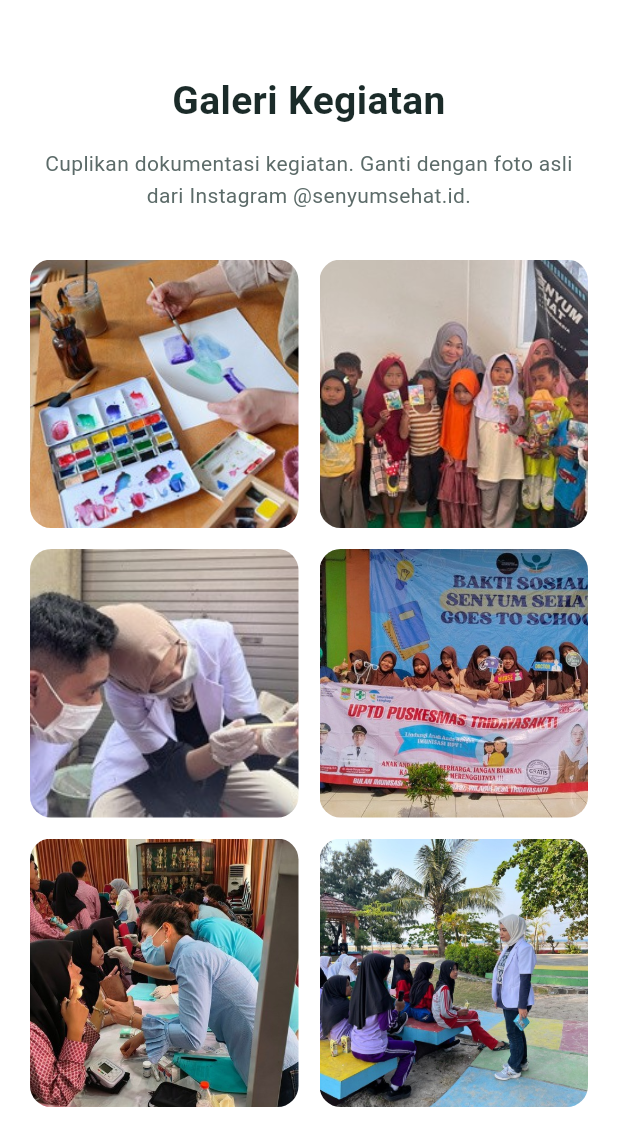
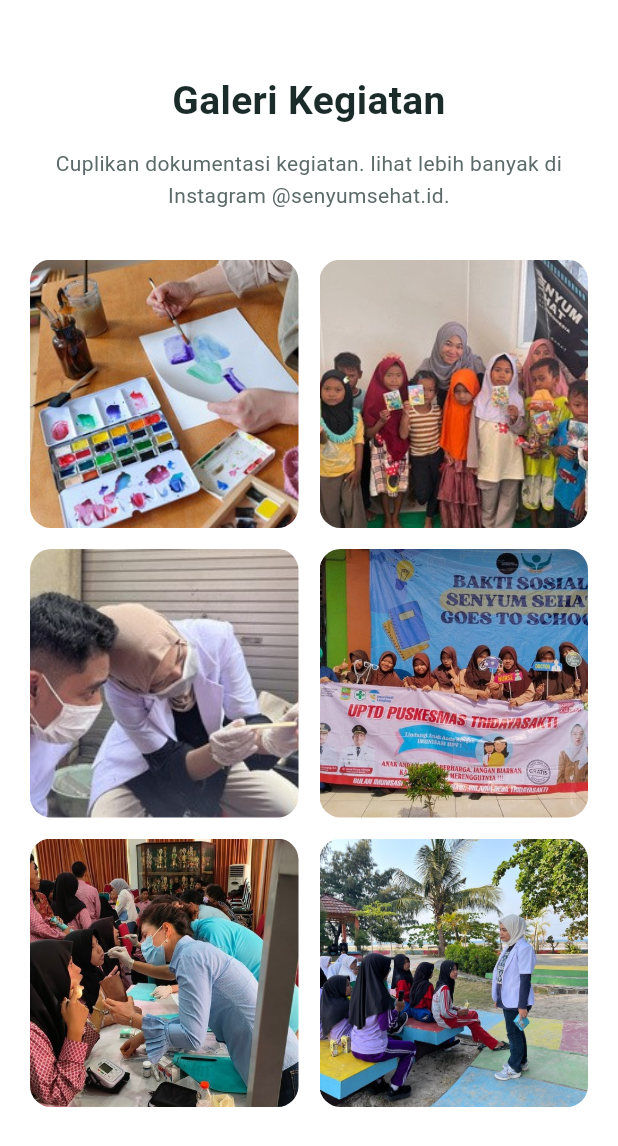
Before and after one commit to gabrielmulyawan9697/senyum-sehat-indonesia, a Flutter app: the GallerySection widget shown alone on an empty page, opened directly with empty values, on a phone screen of 412 x 824 dp. Shown: the top 1146 px of the screen. Run offline on Flutter 3.47's test engine with Material 3 defaults, Android fonts, the phone set to English and light mode, and no system bars; Roboto replaces fonts that are missing (Poppins).

Commit message:
change redaksi galeri kediatan

```diff
--- a/lib/widgets/gallery_section.dart
+++ b/lib/widgets/gallery_section.dart
@@ -22,7 +22,7 @@ class GallerySection extends StatelessWidget {
           SectionTitle(
             title: CommunityData.galleryTitle,
             subtitle:
-                'Cuplikan dokumentasi kegiatan. Ganti dengan foto asli dari Instagram @senyumsehat.id.',
+                'Cuplikan dokumentasi kegiatan. lihat lebih banyak di Instagram @senyumsehat.id.',
           ),
           GridView.builder(
             shrinkWrap: true,
```
